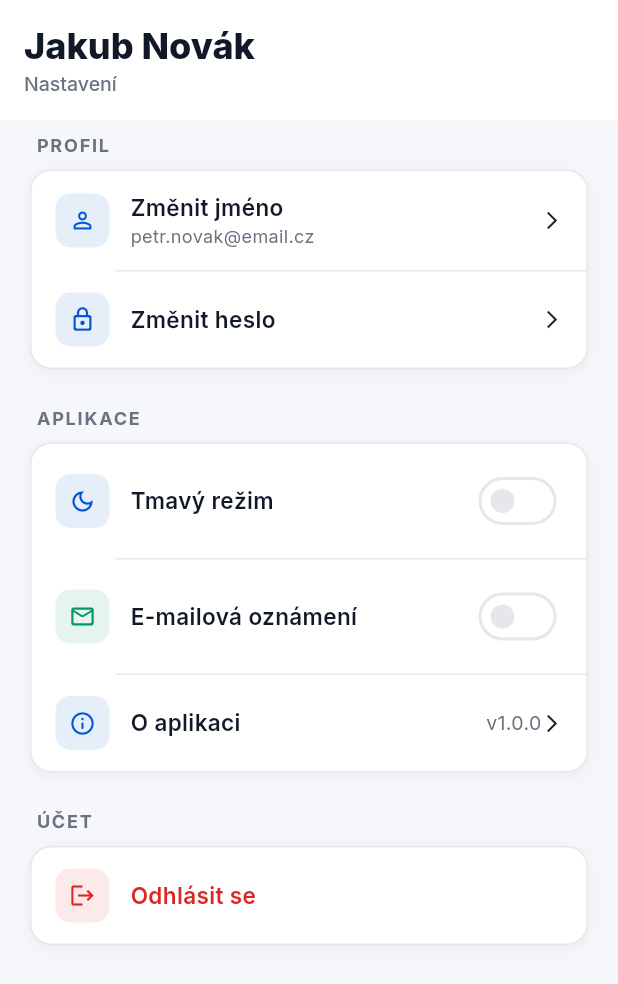
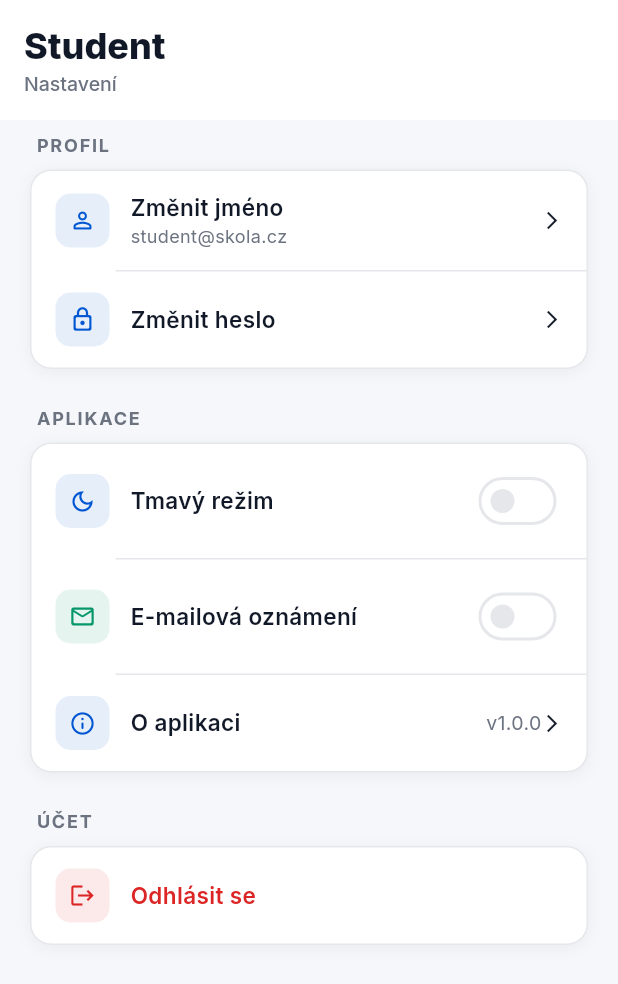
Before and after one commit to Jirotkins/BP-Jirotka-Heger, a Flutter app: the SettingsStudentPage screen opened directly, on a phone screen of 412 x 824 dp. Shown: the top 984 px of the screen. Run offline on Flutter 3.47's test engine with Material 3 defaults, Android fonts, the phone set to English and light mode, and no system bars; our stand-ins replace cross_file, file_picker, flutter_riverpod, go_router, google_fonts, shared_preferences and 1 more; missing offline and left inert: dart:js_interop, desktop_drop; accounts and stored records are empty.

Commit message:
Pohled studenta zbaven mock dat

```diff
--- a/frontend/lib/pages/settings_student/settings_student_page.dart
+++ b/frontend/lib/pages/settings_student/settings_student_page.dart
@@ -40,7 +40,7 @@ class _SettingsStudentPageState extends ConsumerState<SettingsStudentPage> {
           crossAxisAlignment: CrossAxisAlignment.start,
           children: [
             Text(
-              'Jakub Novák',
+              ref.watch(authProvider).username ?? 'Student',
               style: GoogleFonts.inter(color: Theme.of(context).colorScheme.onSurface, fontSize: 24, fontWeight: FontWeight.w800),
             ),
             const SizedBox(height: 2),
@@ -69,7 +69,7 @@ class _SettingsStudentPageState extends ConsumerState<SettingsStudentPage> {
                   icon: Icons.person_outline_rounded,
                   iconColor: customColors?.blueText ?? const Color(0xFF3D5AF1),
                   title: 'Změnit jméno',
-                  subtitle: 'petr.novak@email.cz',
+                  subtitle: ref.watch(authProvider).username ?? 'student@skola.cz',
                   onTap: () {
                     debugPrint('Změna jména');
                   },
--- a/frontend/lib/pages/student_overview/student_overview_page.dart
+++ b/frontend/lib/pages/student_overview/student_overview_page.dart
@@ -4,6 +4,7 @@ import 'package:google_fonts/google_fonts.dart';
 import 'package:flutter_riverpod/flutter_riverpod.dart';
 import 'student_overview_provider.dart';
 import '../../components/subject_card_widget.dart';
+import '../../providers/auth_provider.dart';
 
 // Úvodní domovská obrazovka studenta (Dashboard).
 // Slouží jako rozcestník pro probíhající testy a přehled zapsaných předmětů.
@@ -66,7 +67,7 @@ class _StudentOverviewPageState extends ConsumerState<StudentOverviewPage> {
         title: Column(
           crossAxisAlignment: CrossAxisAlignment.start,
           children: [
-            Text('Jakub Novák', style: GoogleFonts.inter(color: Theme.of(context).colorScheme.onSurface, fontSize: 24, fontWeight: FontWeight.w800)),
+            Text(ref.watch(authProvider).username ?? 'Student', style: GoogleFonts.inter(color: Theme.of(context).colorScheme.onSurface, fontSize: 24, fontWeight: FontWeight.w800)),
             const SizedBox(height: 2),
             Text('Přehled studia', style: GoogleFonts.inter(color: Theme.of(context).colorScheme.secondary, fontSize: 13, fontWeight: FontWeight.w500)),
           ],
--- a/frontend/lib/pages/student_overview/student_overview_provider.dart
+++ b/frontend/lib/pages/student_overview/student_overview_provider.dart
@@ -66,6 +66,7 @@ class StudentOverviewNotifier extends Notifier<StudentOverviewState> {
           'groupId': assignment['group_id']?.toString() ?? '',
           'questions': assignment['question_count'] ?? 0,
           'attempt_id': assignment['attempt_id'],
+          'score_percent': assignment['score_percent'],
         };
       }).toList();
 
@@ -76,7 +77,7 @@ class StudentOverviewNotifier extends Notifier<StudentOverviewState> {
         final name = group['name'] as String? ?? 'Neznámá třída';
         final groupId = group['group_id'].toString();
 
-        final testCount = activeTestsList.where((t) => t['groupId'] == groupId).length;
+        final testCount = activeTestsList.where((t) => t['groupId'] == groupId && (t['status'] == null || t['status'] == 'STARTED')).length;
 
         return {
           'id': groupId,
@@ -85,7 +86,7 @@ class StudentOverviewNotifier extends Notifier<StudentOverviewState> {
           'teacher': group['teacher_name'] ?? 'Neznámý učitel',
           'color': colors[idx % colors.length],
           'testCount': testCount,
-          'status': 'active',
+          'status': testCount > 0 ? 'active' : 'none',
           'timeText': '',
         };
       }).toList();
--- a/frontend/lib/pages/subject_page/subject_page.dart
+++ b/frontend/lib/pages/subject_page/subject_page.dart
@@ -41,8 +41,8 @@ class _SubjectPageState extends ConsumerState<SubjectPage> {
         'info': 'Termín: ${test['deadline']} • ${test['questions']} otázek',
         'date': test['deadline'],
         'questions': test['questions'] ?? 0,
-        'score': status == 'GRADED' ? 'Ohodnoceno' : 'Čeká na hodnocení',
-        'isWarning': false,
+        'score': status == 'GRADED' ? (test['score_percent'] != null ? '${(test['score_percent'] as num).toStringAsFixed(0)} %' : 'Ohodnoceno') : 'Čeká na hodnocení',
+        'isWarning': status == 'GRADED' && test['score_percent'] != null && (test['score_percent'] as num) < 50,
         'attempt_id': test['attempt_id'],
       };
 
@@ -293,7 +293,7 @@ class _SubjectPageState extends ConsumerState<SubjectPage> {
 
     return InkWell(
       onTap: () {
-        context.push('/testEvaluation', extra: {
+        context.push('/studentTestEvaluation', extra: {
           'assignmentId': test['id'] ?? 999,
           'attemptId': test['attempt_id'] ?? 1, // Fallback dokud backend nepřidá attempt_id
           'isStudent': true,
--- a/frontend/lib/pages/test_evaluation/test_evaluation_provider.dart
+++ b/frontend/lib/pages/test_evaluation/test_evaluation_provider.dart
@@ -139,6 +139,10 @@ class TestEvaluationNotifier extends Notifier<TestEvaluationState> {
       if (rawType == 'MATCHING') type = 'match';
 
       bool isAutoGraded = (type != 'open');
+
+      if (isAutoGraded && snap['awardedPoints'] != null) {
+        awardedPoints = (snap['awardedPoints'] as num).toDouble();
+      }
 
       if (!isAutoGraded) {
         expanded.add(qId);
```
Also changed, not shown: frontend/lib/providers/auth_provider.dart (+9 -1 lines), frontend/lib/router/app_router.dart (+12 -1 lines).
